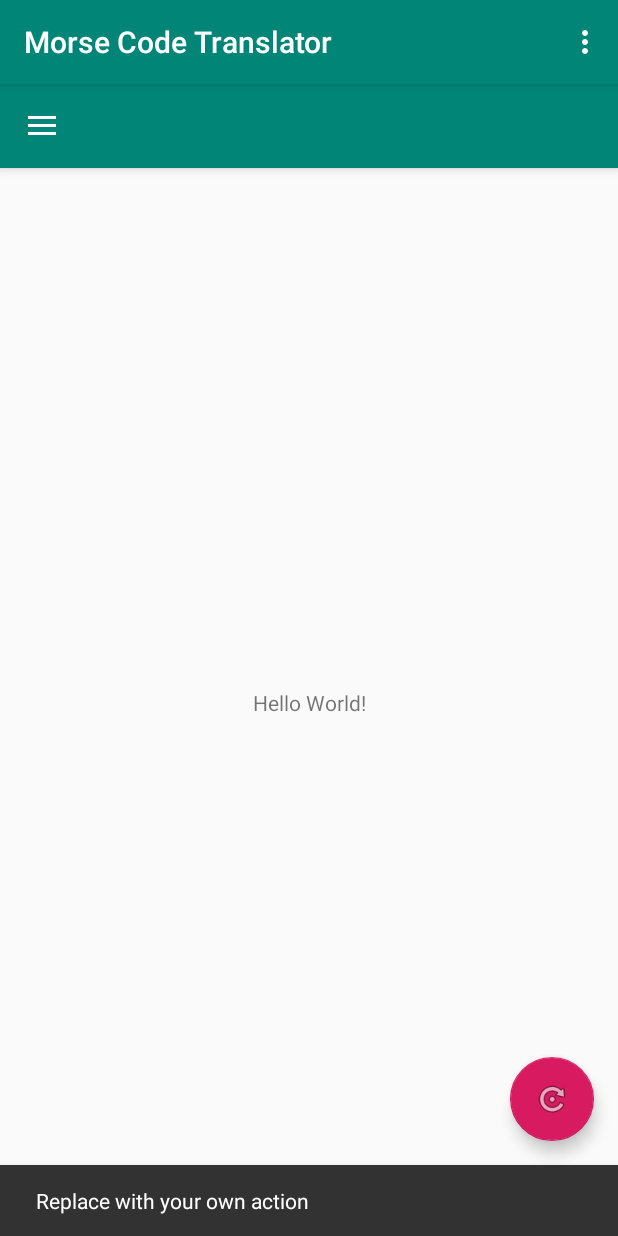
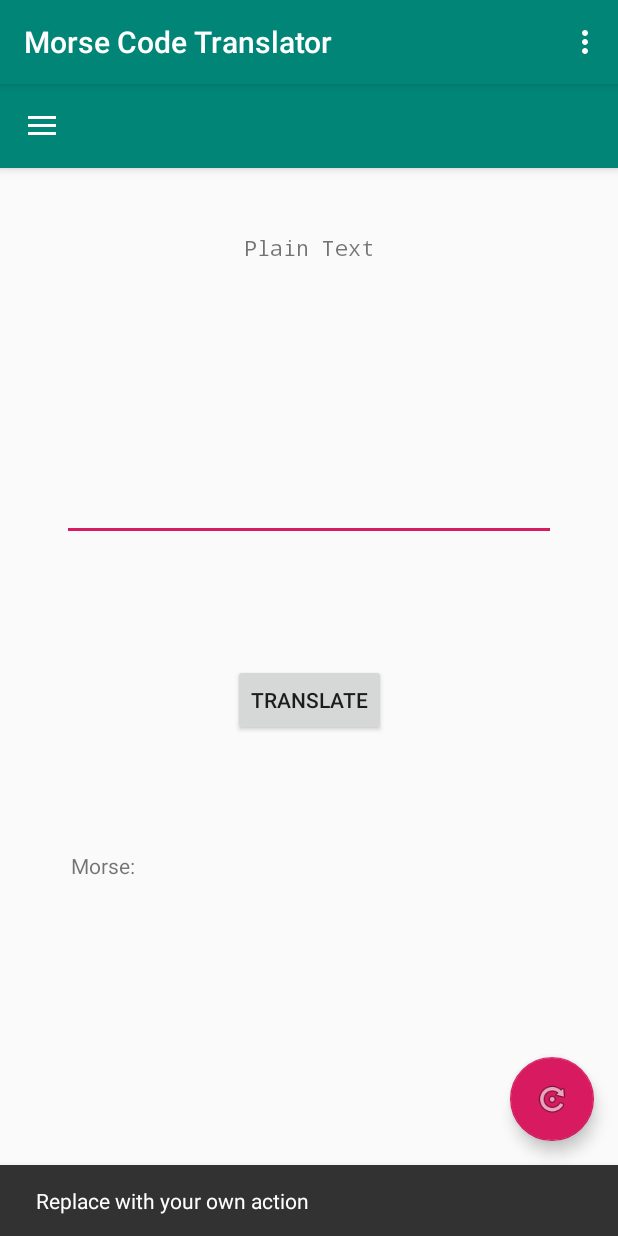
Before and after one commit to MrPintoo/MorseCode, an Android app: the MainActivity screen opened directly, with no data from a screen before it, after a tap on an icon or button, on a phone screen of 412 x 824 dp. Run offline under Robolectric (Android 15) with nearby library versions, the phone set to English and light mode, and no system bars; 1 statement that could not run was skipped; 1 other tap on this screen came first.

Commit message:
Added AsyncTask & I/O boxes

```diff
--- /dev/null
+++ b/app/src/main/java/com/myapplication/ConversionAsyncTask.java
@@ -0,0 +1,34 @@
+package com.myapplication;
+
+import android.os.AsyncTask;
+
+public class ConversionAsyncTask extends AsyncTask<String, Void, String> {
+
+    private ConversionListener conversion;
+
+    @Override
+    protected String doInBackground(String... params) {
+        String searchTerm = params[0];
+
+        if(searchTerm != null) {
+            return "Morse: " + searchTerm;
+        }
+
+        return "Search Failed";
+    }
+
+    @Override
+    protected void onPostExecute(String result) {
+        super.onPostExecute(result);
+        conversion.onConversionCallback(result);
+    }
+
+    public interface ConversionListener {
+        void onConversionCallback(String response);
+    }
+
+    public void setConversionListener(ConversionListener listener) {
+        this.conversion = listener;
+    }
+
+}
--- a/app/src/main/java/com/myapplication/MainActivity.java
+++ b/app/src/main/java/com/myapplication/MainActivity.java
@@ -12,12 +12,20 @@ import android.support.v7.app.AppCompatActivity;
 import android.support.v7.widget.Toolbar;
 import android.view.Menu;
 import android.view.MenuItem;
+import android.widget.Button;
+import android.widget.EditText;
+import android.widget.TextView;
 
 public class MainActivity extends AppCompatActivity implements NavigationView.OnNavigationItemSelectedListener {
+
+    private Button buttonConvert;
+    private EditText inputToConvert;
+    private TextView convertedText;
 
     @Override
     protected void onCreate(Bundle savedInstanceState) {
         super.onCreate(savedInstanceState);
+
         setContentView(R.layout.activity_main);
         Toolbar toolbar = (Toolbar) findViewById(R.id.toolbar);
         setSupportActionBar(toolbar);
@@ -27,6 +35,26 @@ public class MainActivity extends AppCompatActivity implements NavigationView.On
             @Override
             public void onClick(View view) {
                 Snackbar.make(view, "Replace with your own action", Snackbar.LENGTH_LONG).setAction("Action", null).show();
+            }
+        });
+
+        buttonConvert = (Button) findViewById(R.id.conversion_button);
+        inputToConvert = (EditText) findViewById(R.id.input_editText);
+        convertedText = (TextView) findViewById(R.id.converted_text);
+
+        buttonConvert.setOnClickListener(new View.OnClickListener() {
+            @Override
+            public void onClick(View v) {
+                ConversionAsyncTask task = new ConversionAsyncTask();
+
+                task.setConversionListener(new ConversionAsyncTask.ConversionListener() {
+                    @Override
+                    public void onConversionCallback(String response) {
+                        convertedText.setText(response);
+                    }
+                });
+                String searchTerm = inputToConvert.getText().toString();
+                task.execute(searchTerm);
             }
         });
 
--- a/app/src/main/res/layout/content_main.xml
+++ b/app/src/main/res/layout/content_main.xml
@@ -6,15 +6,76 @@
     android:layout_height="match_parent"
     app:layout_behavior="@string/appbar_scrolling_view_behavior"
     tools:context=".MainActivity"
+    tools:layout_editor_absoluteY="81dp"
     tools:showIn="@layout/app_bar_main">
 
+    <EditText
+        android:id="@+id/input_editText"
+        android:layout_width="329dp"
+        android:layout_height="147dp"
+        android:layout_marginBottom="8dp"
+        android:layout_marginEnd="8dp"
+        android:layout_marginLeft="8dp"
+        android:layout_marginRight="8dp"
+        android:layout_marginStart="8dp"
+        android:layout_marginTop="8dp"
+        app:layout_constraintBottom_toBottomOf="parent"
+        app:layout_constraintEnd_toEndOf="parent"
+        app:layout_constraintStart_toStartOf="parent"
+        app:layout_constraintTop_toTopOf="parent"
+        app:layout_constraintVertical_bias="0.17" />
+
     <TextView
+        android:id="@+id/textView2"
+        android:layout_width="wrap_content"
+        android:layout_height="28dp"
+        android:layout_marginBottom="8dp"
+        android:layout_marginEnd="8dp"
+        android:layout_marginLeft="8dp"
+        android:layout_marginRight="8dp"
+        android:layout_marginStart="8dp"
+        android:layout_marginTop="8dp"
+        android:fontFamily="monospace"
+        android:text="Plain Text"
+        app:layout_constraintBottom_toBottomOf="parent"
+        app:layout_constraintEnd_toEndOf="parent"
+        app:layout_constraintHorizontal_bias="0.501"
+        app:layout_constraintStart_toStartOf="parent"
+        app:layout_constraintTop_toTopOf="parent"
+        app:layout_constraintVertical_bias="0.053" />
+
+    <Button
+        android:id="@+id/conversion_button"
         android:layout_width="wrap_content"
         android:layout_height="wrap_content"
-        android:text="Hello World!"
+        android:text="translate"
+        android:layout_marginBottom="8dp"
+        android:layout_marginEnd="8dp"
+        android:layout_marginLeft="8dp"
+        android:layout_marginRight="8dp"
+        android:layout_marginStart="8dp"
+        android:layout_marginTop="8dp"
         app:layout_constraintBottom_toBottomOf="parent"
-        app:layout_constraintLeft_toLeftOf="parent"
-        app:layout_constraintRight_toRightOf="parent"
-        app:layout_constraintTop_toTopOf="parent" />
+        app:layout_constraintEnd_toEndOf="parent"
+        app:layout_constraintStart_toStartOf="parent"
+        app:layout_constraintTop_toTopOf="parent"
+        app:layout_constraintVertical_bias="0.498" />
+
+    <TextView
+        android:id="@+id/converted_text"
+        android:layout_width="317dp"
+        android:layout_height="126dp"
+        android:layout_marginBottom="8dp"
+        android:layout_marginEnd="8dp"
+        android:layout_marginLeft="8dp"
+        android:layout_marginRight="8dp"
+        android:layout_marginStart="8dp"
+        android:layout_marginTop="8dp"
+        android:text="@string/converted_output"
+        app:layout_constraintBottom_toBottomOf="parent"
+        app:layout_constraintEnd_toEndOf="parent"
+        app:layout_constraintStart_toStartOf="parent"
+        app:layout_constraintTop_toTopOf="parent"
+        app:layout_constraintVertical_bias="0.785" />
 
 </android.support.constraint.ConstraintLayout>
--- a/app/src/main/res/values/strings.xml
+++ b/app/src/main/res/values/strings.xml
@@ -6,4 +6,5 @@
     <string name="nav_header_subtitle"></string>
     <string name="nav_header_desc">Navigation header</string>
     <string name="action_settings">Settings</string>
+    <string name="converted_output">Your Results</string>
 </resources>
```
